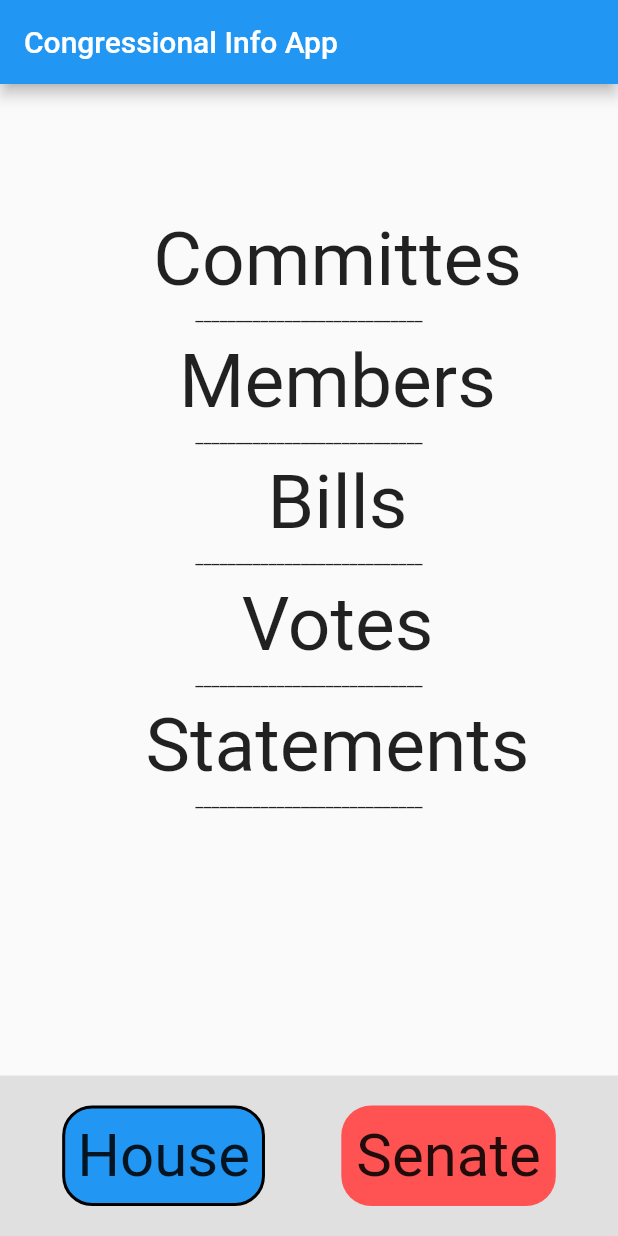
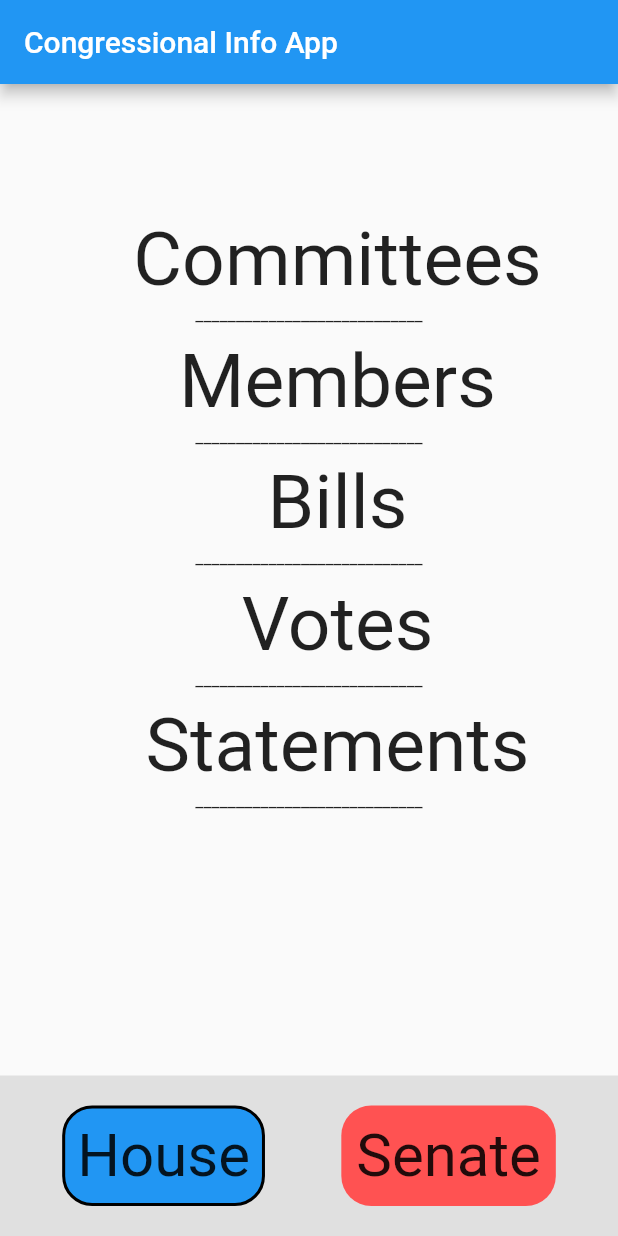
Before and after one commit to BMarx981/Seatd, a Flutter app: the screen it shows after launch, on a phone screen of 412 x 824 dp. Run offline on Flutter 3.47's test engine with Material 2 defaults, Android fonts, the phone set to English and light mode, and no system bars.

```diff
--- a/lib/main.dart
+++ b/lib/main.dart
@@ -21,7 +21,7 @@ class Seatd extends StatelessWidget {
         VotesScreen.id: (context) => VotesScreen(),
         BillsScreen.id: (context) => BillsScreen(),
         MembersScreen.id: (context) => MembersScreen(),
-        CommittesScreen.id: (context) => CommittesScreen(),
+        CommitteesScreen.id: (context) => CommitteesScreen(),
         StatementsScreen.id: (context) => StatementsScreen(),
         SeatdHomePage.id: (context) => SeatdHomePage()
       },
--- a/lib/network_helper.dart
+++ b/lib/network_helper.dart
@@ -4,7 +4,8 @@ import 'dart:convert';
 const String apiKey = 'PoTWnFZutVt8ZgzbvY80cUn4SAw2XyQUb4N7ejJh';
 
 class NetworkHelper {
-  NetworkHelper(this.url);
+  NetworkHelper({this.url = ''});
+  NetworkHelper.url({this.url});
   final String url;
 
   Future getData() async {
--- a/lib/screens/bills_screen.dart
+++ b/lib/screens/bills_screen.dart
@@ -1,8 +1,8 @@
 import 'package:flutter/material.dart';
 
 class BillsScreen extends StatefulWidget {
-  BillsScreen({this.chamber});
-  String chamber;
+  BillsScreen({Key key, @required this.chamber}) : super(key: key);
+  final String chamber;
   static const String id = 'bills';
   @override
   _BillsScreenState createState() => _BillsScreenState();
--- a/lib/screens/members_screen.dart
+++ b/lib/screens/members_screen.dart
@@ -1,9 +1,9 @@
 import 'package:flutter/material.dart';
 
 class MembersScreen extends StatefulWidget {
-  MembersScreen({this.chamber});
+  MembersScreen({Key key, @required this.chamber}) : super(key: key);
   static const String id = 'members';
-  String chamber;
+  final String chamber;
   @override
   _MembersScreenState createState() => _MembersScreenState();
 }
--- a/lib/screens/seatd_home_page.dart
+++ b/lib/screens/seatd_home_page.dart
@@ -20,7 +20,7 @@ class SeatdHomePage extends StatefulWidget {
 }
 
 class _SeatdHomePageState extends State<SeatdHomePage> {
-  NetworkHelper nh = NetworkHelper(url);
+  NetworkHelper nh = NetworkHelper.url(url: url);
   bool selected = true;
   dynamic data;
   _getDataFromHelper() async {
@@ -28,7 +28,7 @@ class _SeatdHomePageState extends State<SeatdHomePage> {
   }
 
   String _getChamber() {
-    return selected ? 'house' : 'senate';
+    return selected ? 'House' : 'Senate';
   }
 
   @override
@@ -51,7 +51,7 @@ class _SeatdHomePageState extends State<SeatdHomePage> {
                     height: 40,
                   ),
                   ListViewContainer(
-                    text: 'Committes',
+                    text: 'Committees',
                     chamber: _getChamber(),
                   ),
                   Separator(),
@@ -177,10 +177,10 @@ class ListViewContainer extends StatelessWidget {
 
   _navigateToNextScreen(String name, BuildContext context) {
     switch (name) {
-      case 'Committes':
+      case 'Committees':
         Navigator.of(context).push(
           MaterialPageRoute(
-            builder: (context) => CommittesScreen(chamber: chamber),
+            builder: (context) => CommitteesScreen(chamber: chamber),
           ),
         );
         break;
```
Also changed, not shown: lib/screens/committees_screen.dart (+5 -6 lines).
